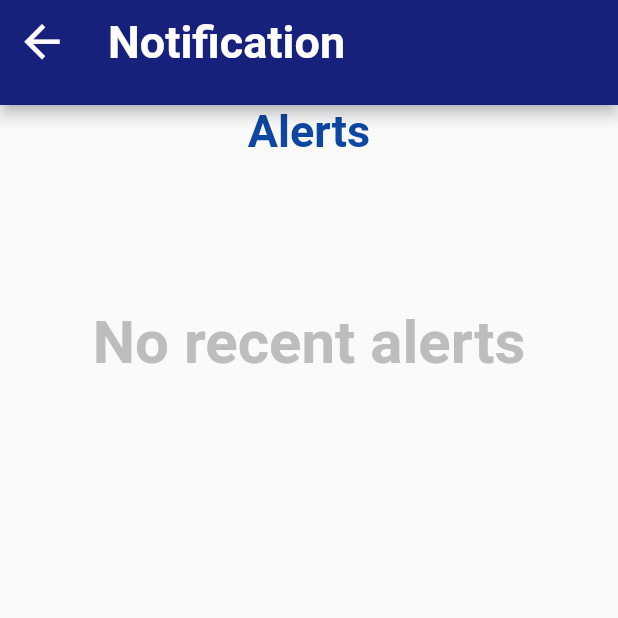
After one commit to akshatsri11/Saathi, a Flutter app: the notification screen opened directly, on a phone screen of 412 x 824 dp, the top half of it. The commit adds this screen. Run offline on Flutter 3.47's test engine with Material 2 defaults, Android fonts, the light colour scheme and no system bars; missing offline and left inert: dart:js.

Commit message:
notifaction page created

```diff
--- a/lib/main.dart
+++ b/lib/main.dart
@@ -12,7 +12,7 @@ class MyApp extends StatelessWidget {
   // This widget is the root of your application.
   @override
   Widget build(BuildContext context) {
-    return  MaterialApp(
+    return MaterialApp(
       debugShowCheckedModeBanner: false,
       home: LoginPage(),
     );
--- /dev/null
+++ b/lib/notification.dart
@@ -0,0 +1,58 @@
+import 'package:flutter/material.dart';
+import 'package:saathi/screens/home_screen.dart';
+
+class notification extends StatelessWidget {
+  const notification({super.key});
+
+  @override
+  Widget build(BuildContext context) {
+    return Scaffold(
+      appBar: PreferredSize(
+        preferredSize: const Size.fromHeight(70),
+        child: AppBar(
+          backgroundColor: const Color.fromARGB(255, 23, 33, 123),
+          centerTitle: true,
+          title: Row(crossAxisAlignment: CrossAxisAlignment.center, children: [
+            const Text(
+              "Notification",
+              style: TextStyle(fontWeight: FontWeight.bold, fontSize: 30),
+            ),
+          ]),
+          leading: IconButton(
+              onPressed: () {
+                Navigator.push(context,
+                    MaterialPageRoute(builder: (context) => HomeScreen()));
+              },
+              icon: const Icon(
+                Icons.arrow_back,
+                size: 35,
+              )),
+        ),
+      ),
+      body: Container(
+
+          child: Column(children: [
+            //  child:
+            Center(
+
+              child: Text(
+                'Alerts',
+                style: TextStyle(
+
+                    //background: Paint()..color = Colors.blue.shade200,
+                    color: Colors.blue.shade900,
+                    fontSize: 30,
+                    fontWeight: FontWeight.bold),
+              ),
+            ),
+
+            const SizedBox(height: 100),
+            Text(
+              "No recent alerts",
+              style: TextStyle(color: Colors.grey.shade400, fontSize: 40, fontWeight: FontWeight.bold),
+            )
+            //  )
+          ])),
+    );
+  }
+}
--- a/lib/screens/home_screen.dart
+++ b/lib/screens/home_screen.dart
@@ -1,4 +1,5 @@
 import 'package:flutter/material.dart';
+import 'package:saathi/notification.dart';
 import 'package:saathi/screens/profile.dart';
 
 import 'dashboard.dart';
@@ -16,7 +17,7 @@ class _HomeScreenState extends State<HomeScreen> {
     const DashBoardScreen(),
     const DashBoardScreen(),
     const DashBoardScreen(),
-    const DashBoardScreen(),
+    const notification(),
     const ProfileScreen()
   ];
   void _onTapItem(int index) {
@@ -55,7 +56,9 @@ class _HomeScreenState extends State<HomeScreen> {
               label: ''),
           BottomNavigationBarItem(
               icon: Icon(
+
                 Icons.notifications,
+
                 color: Colors.black,
                 size: 40,
               ),
```
